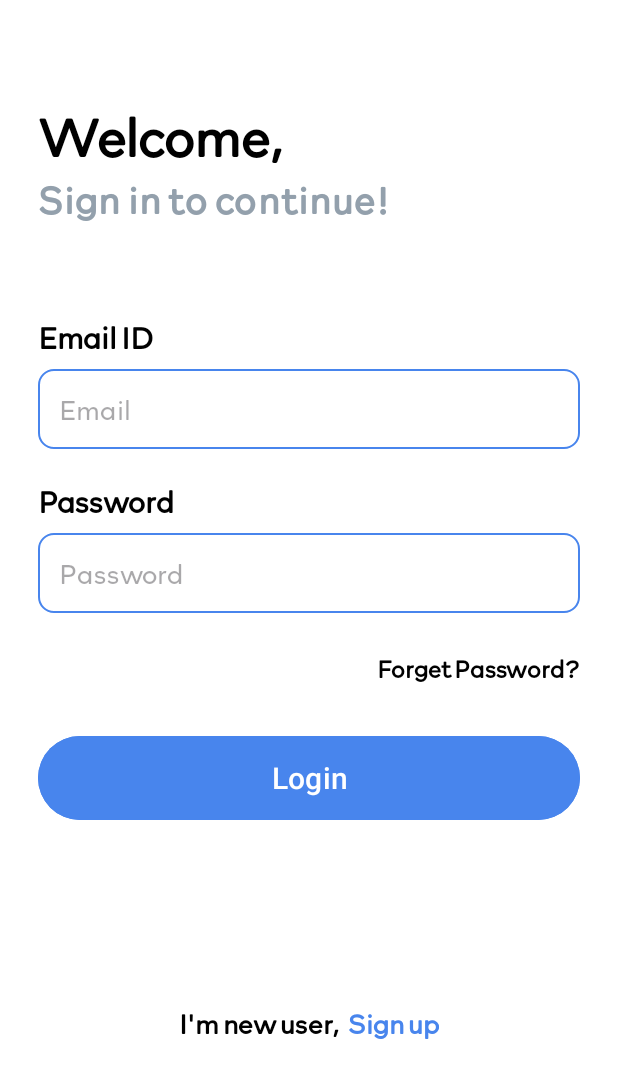
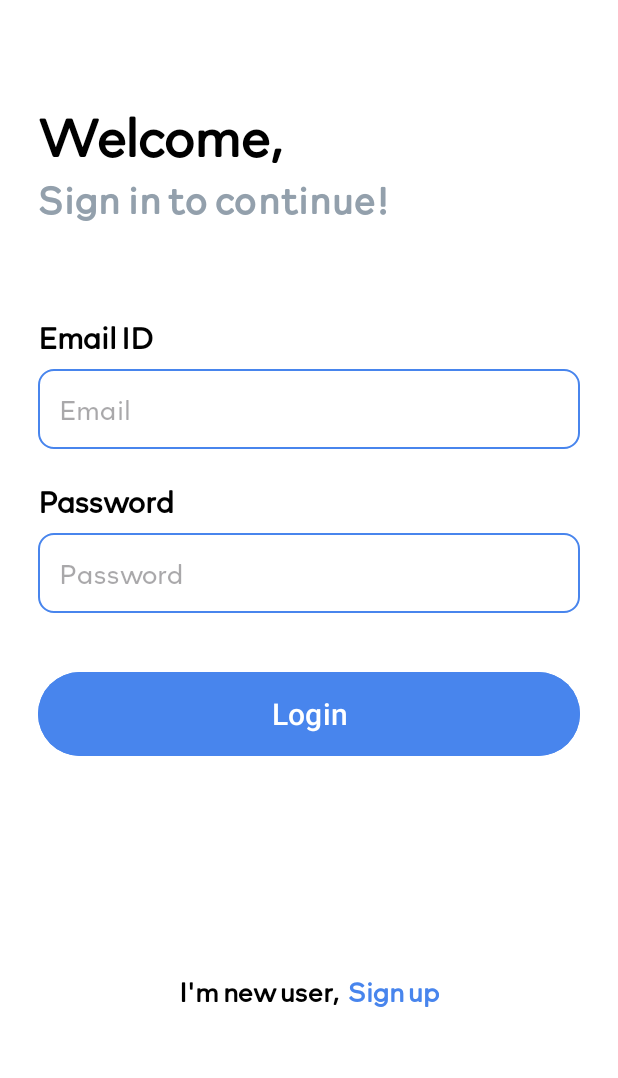
Before and after one commit to anmol-dhar/CodeClauseInternship_EasyTask, an Android app: the LoginScreen screen opened directly, with no data from a screen before it, on a phone screen of 412 x 824 dp. Shown: the top 1078 px of the screen. Run offline under Robolectric (Android 15) with nearby library versions, the phone set to English and light mode, and no system bars; our stand-ins replace Firebase (no records; nobody signed in at launch, a user with empty details on screens opened directly).

```diff
--- a/app/src/main/res/layout/activity_login_screen.xml
+++ b/app/src/main/res/layout/activity_login_screen.xml
@@ -84,7 +84,7 @@
                 android:id="@+id/passwordField"
                 android:layout_width="match_parent"
                 android:layout_height="wrap_content"
-                android:layout_marginBottom="20dp"
+                android:layout_marginBottom="25dp"
                 android:autofillHints="password"
                 android:layout_marginTop="7dp"
                 android:background="@drawable/rounded_corner"
@@ -93,19 +93,6 @@
                 android:padding="14dp"
                 android:textColor="@color/blackColor"
                 android:fontFamily="@font/rockford"/>
-
-            <TextView
-                android:id="@+id/forgetPasswordButton"
-                android:layout_width="wrap_content"
-                android:layout_height="wrap_content"
-                android:layout_gravity="end"
-                android:layout_marginTop="5dp"
-                android:layout_marginBottom="20dp"
-                android:text="Forget Password?"
-                android:fontFamily="@font/rockford"
-                android:textColor="@color/blackColor"
-                android:textSize="16sp"
-                android:textStyle="bold" />
 
         </LinearLayout>
 
@@ -128,6 +115,7 @@
                 android:layout_marginBottom="15dp"/>
 
             <ProgressBar
+                android:id="@+id/progressBar"
                 android:layout_width="30dp"
                 android:layout_height="30dp"
                 android:layout_gravity="center"
```
Also changed, not shown: app/src/main/java/com/anmol/easytaskpro/LoginScreen.java (+106 -0 lines), app/src/main/java/com/anmol/easytaskpro/SplashScreen.java (+11 -1 lines).
